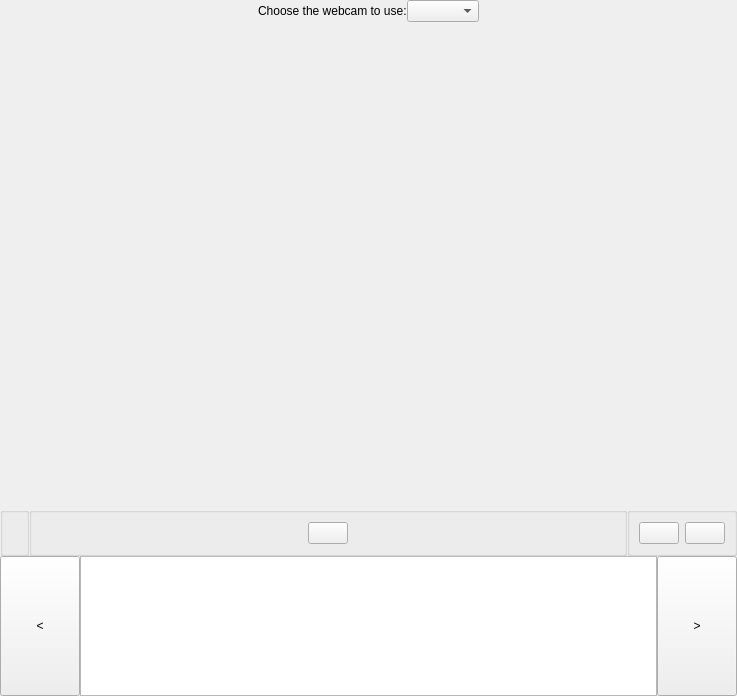
The window that src/mainWidget.ui (KDE/kamoso) describes before a commit, drawn with Qt 5.
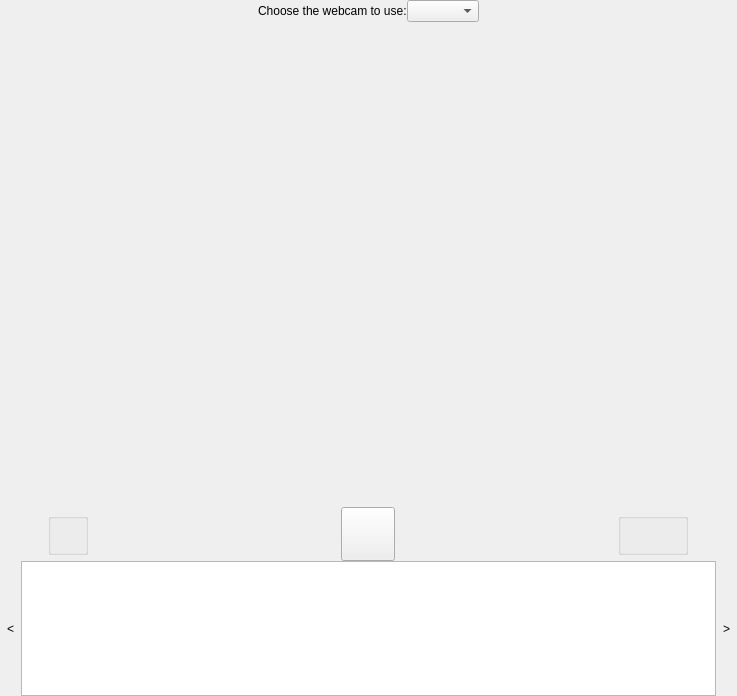
The same window after the commit. Custom widgets are drawn as their Qt base class.

Commit message: Applied UI patch from Andrew Lake. Thanks!

Diff of the .ui file:
```diff
--- a/src/mainWidget.ui
+++ b/src/mainWidget.ui
@@ -124,6 +124,57 @@
       <number>5</number>
      </property>
      <item>
+      <widget class="QFrame" name="actions">
+       <property name="sizePolicy">
+        <sizepolicy hsizetype="Fixed" vsizetype="Minimum">
+         <horstretch>0</horstretch>
+         <verstretch>0</verstretch>
+        </sizepolicy>
+       </property>
+       <property name="minimumSize">
+        <size>
+         <width>640</width>
+         <height>0</height>
+        </size>
+       </property>
+       <property name="maximumSize">
+        <size>
+         <width>640</width>
+         <height>16777215</height>
+        </size>
+       </property>
+       <layout class="QHBoxLayout" name="horizontalLayout_2">
+        <property name="spacing">
+         <number>0</number>
+        </property>
+        <property name="margin">
+         <number>0</number>
+        </property>
+        <item>
+         <widget class="QWidget" name="widget" native="true">
+          <property name="sizePolicy">
+           <sizepolicy hsizetype="Expanding" vsizetype="Preferred">
+            <horstretch>0</horstretch>
+            <verstretch>0</verstretch>
+           </sizepolicy>
+          </property>
+          <layout class="QHBoxLayout" name="horizontalLayout_4">
+           <property name="spacing">
+            <number>0</number>
+           </property>
+           <property name="leftMargin">
+            <number>0</number>
+           </property>
+           <property name="topMargin">
+            <number>6</number>
+           </property>
+           <property name="rightMargin">
+            <number>0</number>
+           </property>
+           <property name="bottomMargin">
+            <number>6</number>
+           </property>
+           <item>
       <widget class="QGroupBox" name="modes">
        <property name="sizePolicy">
         <sizepolicy hsizetype="Maximum" vsizetype="Minimum">
@@ -131,23 +182,14 @@
          <verstretch>0</verstretch>
         </sizepolicy>
        </property>
-       <property name="title">
-        <string/>
+             <property name="minimumSize">
+              <size>
+               <width>40</width>
+               <height>0</height>
+              </size>
        </property>
       </widget>
      </item>
-     <item>
-      <widget class="QGroupBox" name="actions">
-       <property name="sizePolicy">
-        <sizepolicy hsizetype="Preferred" vsizetype="Minimum">
-         <horstretch>0</horstretch>
-         <verstretch>0</verstretch>
-        </sizepolicy>
-       </property>
-       <property name="title">
-        <string/>
-       </property>
-       <layout class="QHBoxLayout" name="horizontalLayout_2">
         <item>
          <spacer name="horizontalSpacer_3">
           <property name="orientation">
@@ -155,22 +197,55 @@
           </property>
           <property name="sizeHint" stdset="0">
            <size>
-            <width>245</width>
+               <width>40</width>
             <height>20</height>
            </size>
           </property>
          </spacer>
+           </item>
+          </layout>
+         </widget>
         </item>
         <item>
          <widget class="QPushButton" name="pushButton">
           <property name="sizePolicy">
-           <sizepolicy hsizetype="Minimum" vsizetype="Minimum">
+           <sizepolicy hsizetype="Fixed" vsizetype="Fixed">
             <horstretch>0</horstretch>
             <verstretch>0</verstretch>
            </sizepolicy>
           </property>
+          <property name="minimumSize">
+           <size>
+            <width>54</width>
+            <height>54</height>
+           </size>
+          </property>
          </widget>
         </item>
+        <item>
+         <widget class="QWidget" name="widget" native="true">
+          <property name="sizePolicy">
+           <sizepolicy hsizetype="Expanding" vsizetype="Preferred">
+            <horstretch>0</horstretch>
+            <verstretch>0</verstretch>
+           </sizepolicy>
+          </property>
+          <layout class="QHBoxLayout" name="horizontalLayout_3">
+           <property name="spacing">
+            <number>0</number>
+           </property>
+           <property name="leftMargin">
+            <number>0</number>
+           </property>
+           <property name="topMargin">
+            <number>6</number>
+           </property>
+           <property name="rightMargin">
+            <number>0</number>
+           </property>
+           <property name="bottomMargin">
+            <number>6</number>
+           </property>
         <item>
          <spacer name="horizontalSpacer_4">
           <property name="orientation">
@@ -178,20 +253,32 @@
           </property>
           <property name="sizeHint" stdset="0">
            <size>
-            <width>245</width>
+               <width>40</width>
             <height>20</height>
            </size>
           </property>
          </spacer>
-        </item>
-       </layout>
-      </widget>
      </item>
      <item>
       <widget class="QGroupBox" name="groupBox">
-       <layout class="QHBoxLayout" name="horizontalLayout_3">
+             <layout class="QHBoxLayout" name="horizontalLayout_5">
+              <property name="spacing">
+               <number>0</number>
+              </property>
+              <property name="leftMargin">
+               <number>4</number>
+              </property>
+              <property name="topMargin">
+               <number>0</number>
+              </property>
+              <property name="rightMargin">
+               <number>4</number>
+              </property>
+              <property name="bottomMargin">
+               <number>0</number>
+              </property>
         <item>
-         <widget class="QPushButton" name="exportFiles">
+               <widget class="QToolButton" name="exportFiles">
           <property name="focusPolicy">
            <enum>Qt::NoFocus</enum>
           </property>
@@ -201,10 +288,13 @@
             <height>20</height>
            </size>
           </property>
+                <property name="autoRaise">
+                 <bool>true</bool>
+                </property>
          </widget>
         </item>
         <item>
-         <widget class="QPushButton" name="configure">
+               <widget class="QToolButton" name="configure">
           <property name="focusPolicy">
            <enum>Qt::NoFocus</enum>
           </property>
@@ -217,6 +307,15 @@
             <height>20</height>
            </size>
           </property>
+                <property name="autoRaise">
+                 <bool>true</bool>
+                </property>
+               </widget>
+              </item>
+             </layout>
+            </widget>
+           </item>
+          </layout>
          </widget>
         </item>
        </layout>
@@ -226,8 +325,11 @@
    </item>
    <item>
     <layout class="QHBoxLayout" name="thirdRow">
+     <property name="spacing">
+      <number>0</number>
+     </property>
      <item>
-      <widget class="QPushButton" name="scrollLeft">
+      <widget class="QToolButton" name="scrollLeft">
        <property name="sizePolicy">
         <sizepolicy hsizetype="Maximum" vsizetype="Expanding">
          <horstretch>0</horstretch>
@@ -237,6 +339,9 @@
        <property name="text">
         <string>&lt;</string>
        </property>
+       <property name="autoRaise">
+        <bool>true</bool>
+       </property>
       </widget>
      </item>
      <item>
@@ -265,7 +370,7 @@
       </widget>
      </item>
      <item>
-      <widget class="QPushButton" name="scrollRight">
+      <widget class="QToolButton" name="scrollRight">
        <property name="sizePolicy">
         <sizepolicy hsizetype="Maximum" vsizetype="Expanding">
          <horstretch>0</horstretch>
@@ -275,6 +380,9 @@
        <property name="text">
         <string>&gt;</string>
        </property>
+       <property name="autoRaise">
+        <bool>true</bool>
+       </property>
       </widget>
      </item>
     </layout>
```
Lines whose indentation alone changed are shown as unchanged. The commit also changes 2 other files.
